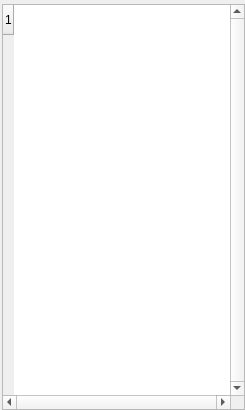
Before: the Qt Designer form GUI-Qt/modultable.ui in vitess-neutron/vitess, drawn with Qt 5.
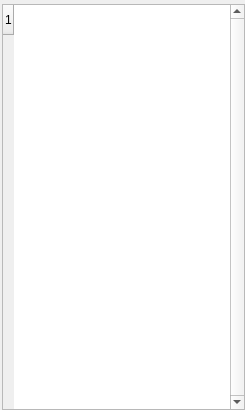
After: the same form once the commit is applied.

```diff
--- a/GUI-Qt/modultable.ui
+++ b/GUI-Qt/modultable.ui
@@ -65,7 +65,7 @@
       <enum>Qt::ScrollBarAlwaysOn</enum>
      </property>
      <property name="horizontalScrollBarPolicy">
-      <enum>Qt::ScrollBarAlwaysOn</enum>
+      <enum>Qt::ScrollBarAsNeeded</enum>
      </property>
      <property name="autoScrollMargin">
       <number>16</number>
```
